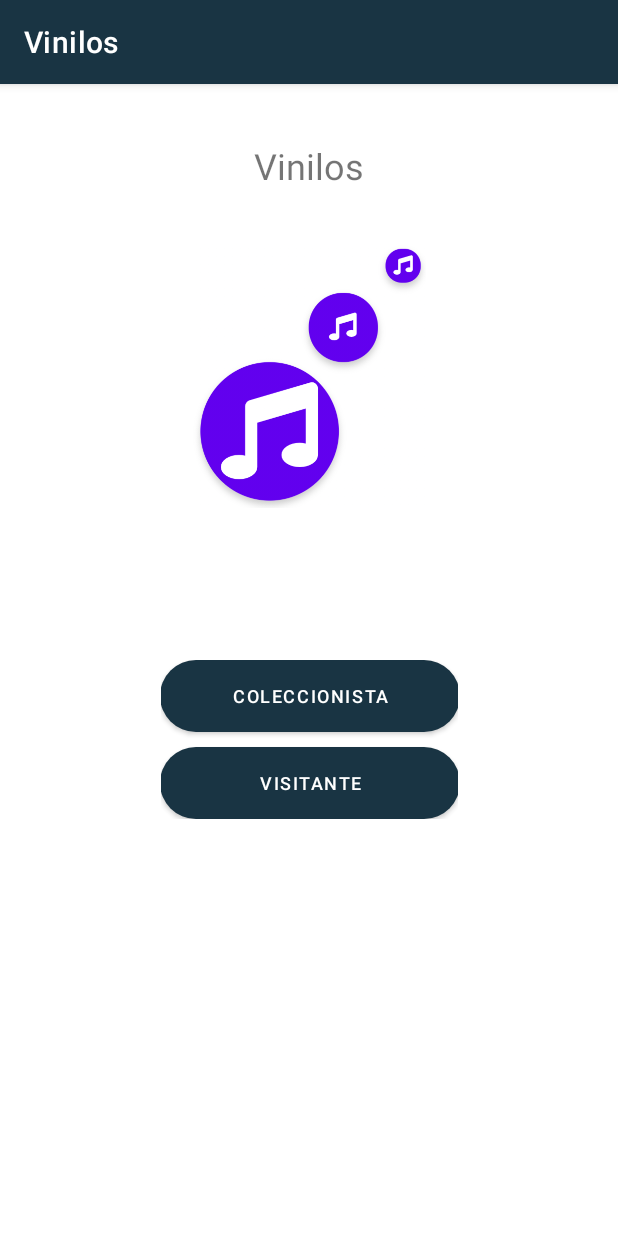
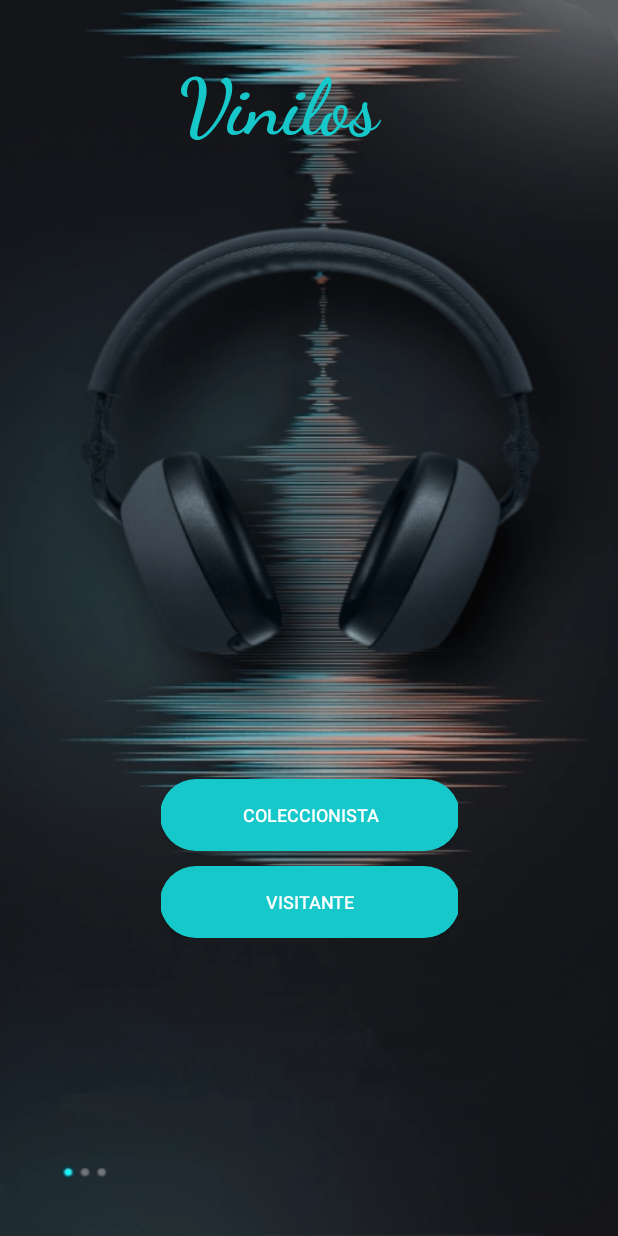
Before and after one commit to manuel-morales-sa/-MISW4203-Vinilos, an Android app: the screen it shows after launch (MainActivity), on a phone screen of 412 x 824 dp. Run offline under Robolectric (Android 15) with nearby library versions, the phone set to English and light mode, and no system bars; Roboto replaces fonts that are not available here.

Commit message:
integrate espresso dependencies

```diff
--- a/app/build.gradle
+++ b/app/build.gradle
@@ -1,4 +1,5 @@
 plugins {
+
     id 'kotlin-android'
     id 'com.android.application'
 }
@@ -14,6 +15,7 @@ android {
         versionName "1.0"
 
         testInstrumentationRunner "androidx.test.runner.AndroidJUnitRunner"
+        testInstrumentationRunner "android.support.test.runner.AndroidJUnitRunner"
     }
 
     buildTypes {
@@ -44,6 +46,7 @@ dependencies {
     implementation 'androidx.navigation:navigation-fragment-ktx:2.3.5'
     implementation 'androidx.navigation:navigation-ui-ktx:2.3.5'
     androidTestImplementation 'androidx.test.ext:junit:1.1.3'
+    androidTestImplementation 'com.android.support.test:runner:1.0.1'
     androidTestImplementation 'androidx.test.espresso:espresso-core:3.4.0'
     implementation "androidx.recyclerview:recyclerview:1.2.1"
     implementation 'android.arch.lifecycle:extensions:1.1.1'
--- a/app/src/main/AndroidManifest.xml
+++ b/app/src/main/AndroidManifest.xml
@@ -10,7 +10,8 @@
         android:label="@string/app_name"
         android:roundIcon="@mipmap/ic_launcher_round"
         android:supportsRtl="true"
-        android:theme="@style/Theme.Vinilos">
+        android:theme="@style/Theme.AppCompat.Light.NoActionBar">
+
         <activity
             android:name="com.example.vinilos.ui.main.view.HomeActivity"
             android:exported="false">
--- a/app/src/main/res/drawable-v24/login_button.xml
+++ b/app/src/main/res/drawable-v24/login_button.xml
@@ -4,7 +4,7 @@
         android:radius="100dp"
         />
     <solid
-        android:color="@color/primary"
+        android:color="@color/turquoise"
         />
     <padding
         android:left="0dp"
--- a/app/src/main/res/layout/activity_home.xml
+++ b/app/src/main/res/layout/activity_home.xml
@@ -4,6 +4,7 @@
     xmlns:tools="http://schemas.android.com/tools"
     android:layout_width="match_parent"
     android:layout_height="match_parent"
+    android:background="@drawable/base"
     tools:context="com.example.vinilos.ui.main.view.HomeActivity">
 
     <androidx.recyclerview.widget.RecyclerView
--- a/app/src/main/res/layout/activity_main.xml
+++ b/app/src/main/res/layout/activity_main.xml
@@ -5,34 +5,20 @@
     android:id="@+id/viewRoot"
     android:layout_width="match_parent"
     android:layout_height="match_parent"
+    android:background="@drawable/portada"
     tools:context="com.example.vinilos.ui.main.view.MainActivity">
-
-    <!--<androidx.recyclerview.widget.RecyclerView
-        android:id="@+id/recyclerView"
-        android:layout_width="match_parent"
-        android:layout_height="match_parent"
-        android:visibility="gone" />
-
-    <ProgressBar
-        android:id="@+id/progressBar"
-        android:layout_width="73dp"
-        android:layout_height="60dp"
-        app:layout_constraintBottom_toBottomOf="parent"
-        app:layout_constraintEnd_toEndOf="parent"
-        app:layout_constraintStart_toStartOf="parent"
-        app:layout_constraintTop_toTopOf="parent" />-->
 
     <TextView
         android:id="@+id/textView"
-        android:layout_width="0dp"
-        android:layout_height="36dp"
+        android:layout_width="340dp"
+        android:layout_height="72dp"
         android:layout_marginLeft="15dp"
-        android:layout_marginRight="15dp"
-        android:fontFamily="sans-serif-thin"
+        android:fontFamily="cursive"
         android:padding="1dp"
         android:text="@string/app_name"
         android:textAlignment="center"
-        android:textSize="24sp"
+        android:textColor="@color/turquoise"
+        android:textSize="52sp"
         android:textStyle="bold"
         app:layout_constraintBottom_toBottomOf="parent"
         app:layout_constraintEnd_toEndOf="parent"
@@ -47,12 +33,11 @@
         android:layout_height="193dp"
         android:layout_gravity="center_horizontal"
         android:contentDescription="@string/logo"
-        android:src="@drawable/login_image"
         app:layout_constraintBottom_toBottomOf="parent"
         app:layout_constraintEnd_toEndOf="parent"
         app:layout_constraintStart_toStartOf="parent"
         app:layout_constraintTop_toBottomOf="@+id/textView"
-        app:layout_constraintVertical_bias="0.05" />
+        app:layout_constraintVertical_bias="0.289" />
 
     <LinearLayout
         android:layout_width="198dp"
--- a/app/src/main/res/values/colors.xml
+++ b/app/src/main/res/values/colors.xml
@@ -1,9 +1,9 @@
 <?xml version="1.0" encoding="utf-8"?>
 <resources>
-    <color name="Navbar_color">#1B2F44</color>
+    <color name="Navbar_color">#131519</color>
     <color name="Navbar_font">#193443</color>
     <color name="Navbar_outline">#233E58</color>
-    <color name="gray_fount">#B7BABA</color>
+    <color name="gray_fount">#131519</color>
     <color name="white_text">#FFFFFF</color>
     <color name="black_text">#090E0E</color>
     <color name="orange_night">#FF9503</color>
```
Also changed, not shown: app/src/main/res/drawable/portada.png (added).
